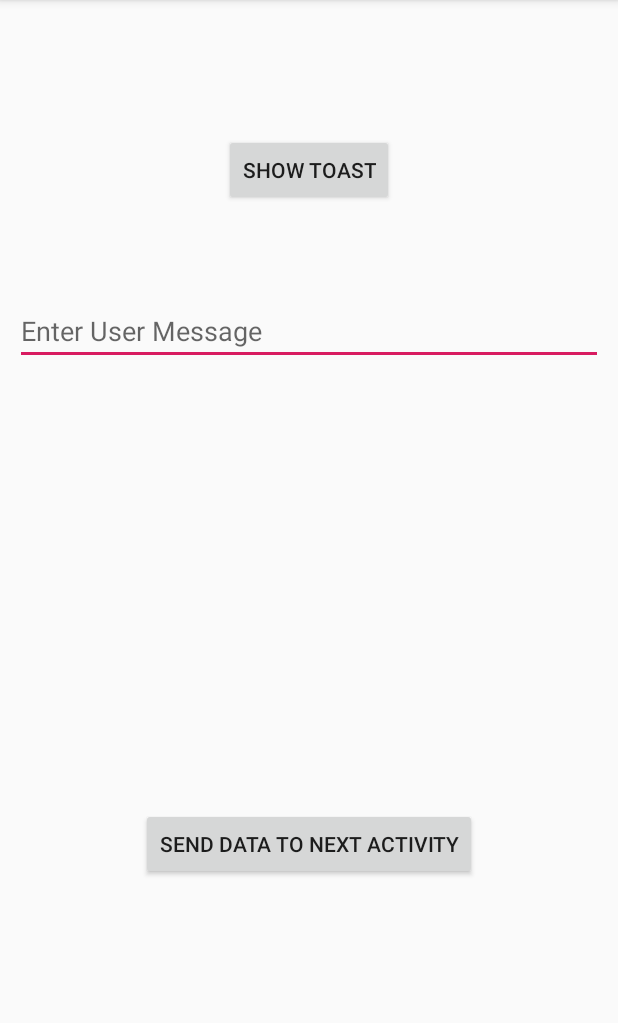
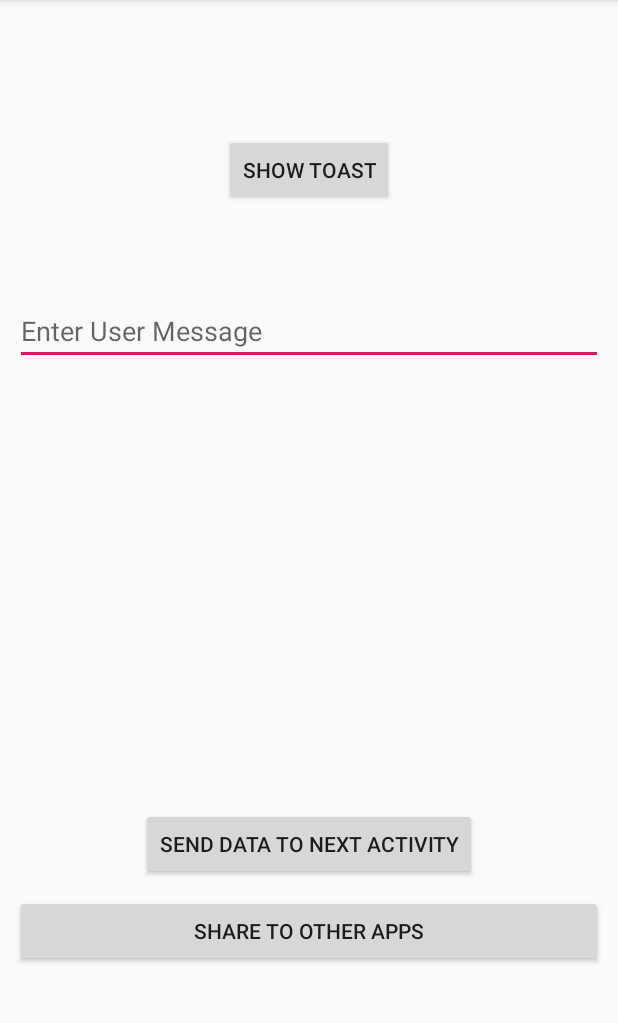
Before and after one commit to vigyat123/MsgShareApp, an Android app: the screen it shows after launch (MainActivity), on a phone screen of 412 x 824 dp, the part 84-1107 px from its top. Run offline under Robolectric (Android 15) with nearby library versions, the phone set to English and light mode, and no system bars.

Commit message:
Sharing messagee to other apps like whatsApp

```diff
--- a/app/src/main/res/layout/activity_main.xml
+++ b/app/src/main/res/layout/activity_main.xml
@@ -37,4 +37,13 @@
         android:layout_marginBottom="171dp"
         android:clickable="true"
         android:text="Send Data To Next Activity" />
+
+    <Button
+        android:id="@+id/btnShareToOtherApps"
+        android:layout_width="match_parent"
+        android:layout_height="wrap_content"
+        android:layout_alignParentBottom="true"
+        android:layout_centerHorizontal="true"
+        android:layout_marginBottom="113dp"
+        android:text="Share To Other Apps" />
 </RelativeLayout>
```
Also changed, not shown: app/src/main/java/com/smartherd/msgshareapp/MainActivity.kt (+9 -0 lines).
